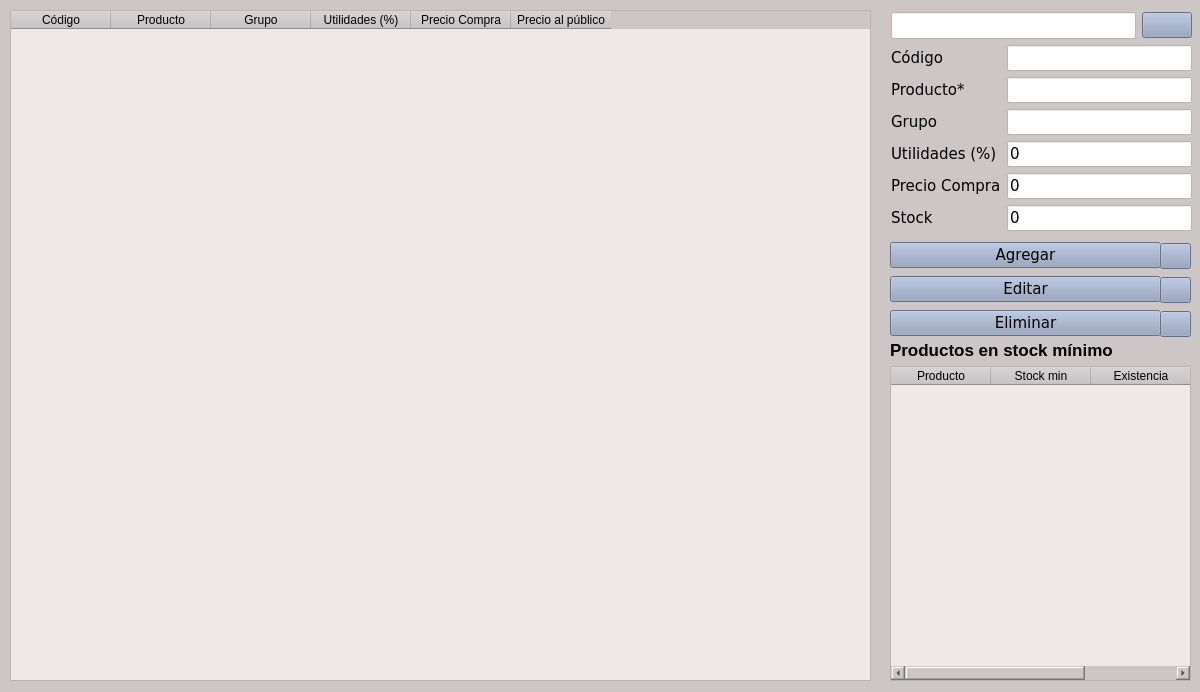
Before: the Qt Designer form productos.ui in jesusArteaga17/FerreteriaGuerreroPython, drawn with Qt 5.
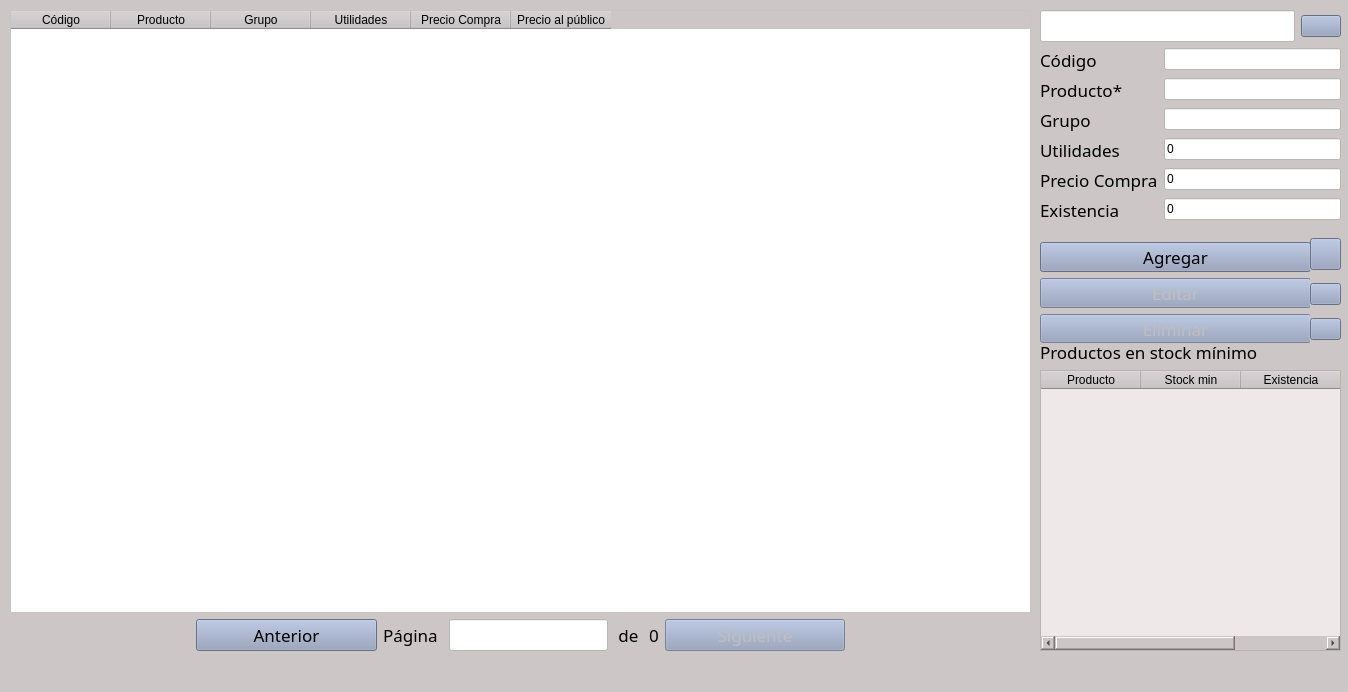
After: the same form once the commit is applied. Icons and pictures are not drawn.

The edit to the form file:
```diff
--- a/productos.ui
+++ b/productos.ui
@@ -1,21 +1,15 @@
 <?xml version="1.0" encoding="UTF-8"?>
 <ui version="4.0">
- <class>windowProductos</class>
- <widget class="QWidget" name="windowProductos">
+ <class>WindowProductos</class>
+ <widget class="QMainWindow" name="WindowProductos">
   <property name="geometry">
    <rect>
     <x>0</x>
     <y>0</y>
-    <width>1200</width>
+    <width>1348</width>
     <height>692</height>
    </rect>
   </property>
-  <property name="font">
-   <font>
-    <family>Verdana</family>
-    <pointsize>11</pointsize>
-   </font>
-  </property>
   <property name="windowTitle">
    <string>Productos</string>
   </property>
@@ -37,61 +31,14 @@
 	background-color:rgb(144, 156, 186)
 }</string>
   </property>
-  <widget class="QTableWidget" name="tablaproductos">
-   <property name="geometry">
-    <rect>
-     <x>10</x>
-     <y>10</y>
-     <width>861</width>
-     <height>671</height>
-    </rect>
-   </property>
-   <property name="font">
-    <font>
-     <pointsize>11</pointsize>
-    </font>
-   </property>
-   <property name="editTriggers">
-    <set>QAbstractItemView::NoEditTriggers</set>
-   </property>
-   <column>
-    <property name="text">
-     <string>Código</string>
-    </property>
-   </column>
-   <column>
-    <property name="text">
-     <string>Producto</string>
-    </property>
-   </column>
-   <column>
-    <property name="text">
-     <string>Grupo</string>
-    </property>
-   </column>
-   <column>
-    <property name="text">
-     <string>Utilidades (%)</string>
-    </property>
-   </column>
-   <column>
-    <property name="text">
-     <string>Precio Compra</string>
-    </property>
-   </column>
-   <column>
-    <property name="text">
-     <string>Precio al público</string>
-    </property>
-   </column>
-  </widget>
+  <widget class="QWidget" name="centralwidget">
   <widget class="QWidget" name="layoutWidget">
    <property name="geometry">
     <rect>
-     <x>890</x>
+      <x>1040</x>
      <y>340</y>
      <width>301</width>
-     <height>341</height>
+      <height>311</height>
     </rect>
    </property>
    <layout class="QVBoxLayout" name="verticalLayout">
@@ -99,9 +46,11 @@
      <widget class="QLabel" name="label_9">
       <property name="font">
        <font>
+         <family>Arial Unicode MS</family>
         <pointsize>13</pointsize>
-        <weight>75</weight>
-        <bold>true</bold>
+         <weight>9</weight>
+         <italic>false</italic>
+         <bold>false</bold>
        </font>
       </property>
       <property name="text">
@@ -111,6 +60,12 @@
     </item>
     <item>
      <widget class="QTableWidget" name="tablestockminimo">
+       <property name="sortingEnabled">
+        <bool>false</bool>
+       </property>
+       <attribute name="verticalHeaderVisible">
+        <bool>false</bool>
+       </attribute>
       <column>
        <property name="text">
         <string>Producto</string>
@@ -130,104 +85,11 @@
     </item>
    </layout>
   </widget>
-  <widget class="QWidget" name="layoutWidget">
+   <widget class="QWidget" name="layoutWidget_2">
    <property name="geometry">
     <rect>
-     <x>890</x>
-     <y>240</y>
-     <width>271</width>
-     <height>101</height>
-    </rect>
-   </property>
-   <layout class="QVBoxLayout" name="verticalLayout_2">
-    <item>
-     <widget class="QPushButton" name="botonagregar">
-      <property name="text">
-       <string>Agregar</string>
-      </property>
-      <property name="icon">
-       <iconset>
-        <normaloff>icons/plus_circle_new_create_icon_145948.png</normaloff>icons/plus_circle_new_create_icon_145948.png</iconset>
-      </property>
-     </widget>
-    </item>
-    <item>
-     <widget class="QPushButton" name="botoneditar">
-      <property name="text">
-       <string>Editar</string>
-      </property>
-      <property name="icon">
-       <iconset>
-        <normaloff>icons/pencil-striped-symbol-for-interface-edit-buttons_icon-icons.com_56782.png</normaloff>icons/pencil-striped-symbol-for-interface-edit-buttons_icon-icons.com_56782.png</iconset>
-      </property>
-     </widget>
-    </item>
-    <item>
-     <widget class="QPushButton" name="botoneliminar">
-      <property name="text">
-       <string>Eliminar</string>
-      </property>
-      <property name="icon">
-       <iconset>
-        <normaloff>icons/trash_remove_icon_145922.png</normaloff>icons/trash_remove_icon_145922.png</iconset>
-      </property>
-     </widget>
-    </item>
-   </layout>
-  </widget>
-  <widget class="QWidget" name="layoutWidget">
-   <property name="geometry">
-    <rect>
-     <x>1160</x>
-     <y>240</y>
-     <width>31</width>
-     <height>101</height>
-    </rect>
-   </property>
-   <layout class="QVBoxLayout" name="verticalLayout_4">
-    <property name="spacing">
-     <number>5</number>
-    </property>
-    <item>
-     <widget class="QPushButton" name="botonayudaadd">
-      <property name="text">
-       <string/>
-      </property>
-      <property name="icon">
-       <iconset>
-        <normaloff>icons/help_question_1566.png</normaloff>icons/help_question_1566.png</iconset>
-      </property>
-     </widget>
-    </item>
-    <item>
-     <widget class="QPushButton" name="botonayudaedit">
-      <property name="text">
-       <string/>
-      </property>
-      <property name="icon">
-       <iconset>
-        <normaloff>icons/help_question_1566.png</normaloff>icons/help_question_1566.png</iconset>
-      </property>
-     </widget>
-    </item>
-    <item>
-     <widget class="QPushButton" name="botonayudadelete">
-      <property name="text">
-       <string/>
-      </property>
-      <property name="icon">
-       <iconset>
-        <normaloff>icons/help_question_1566.png</normaloff>icons/help_question_1566.png</iconset>
-      </property>
-     </widget>
-    </item>
-   </layout>
-  </widget>
-  <widget class="QWidget" name="layoutWidget">
-   <property name="geometry">
-    <rect>
-     <x>891</x>
-     <y>12</y>
+      <x>1040</x>
+      <y>10</y>
      <width>301</width>
      <height>221</height>
     </rect>
@@ -239,7 +101,11 @@
        <widget class="QLineEdit" name="busqueda">
         <property name="font">
          <font>
-          <pointsize>12</pointsize>
+           <family>Arial Unicode MS</family>
+           <pointsize>13</pointsize>
+           <weight>9</weight>
+           <italic>false</italic>
+           <bold>false</bold>
          </font>
         </property>
         <property name="text">
@@ -264,6 +130,15 @@
      <layout class="QFormLayout" name="formLayout">
       <item row="0" column="0">
        <widget class="QLabel" name="label">
+         <property name="font">
+          <font>
+           <family>Arial Unicode MS</family>
+           <pointsize>13</pointsize>
+           <weight>9</weight>
+           <italic>false</italic>
+           <bold>false</bold>
+          </font>
+         </property>
         <property name="text">
          <string>Código</string>
         </property>
@@ -278,6 +153,15 @@
       </item>
       <item row="1" column="0">
        <widget class="QLabel" name="label_2">
+         <property name="font">
+          <font>
+           <family>Arial Unicode MS</family>
+           <pointsize>13</pointsize>
+           <weight>9</weight>
+           <italic>false</italic>
+           <bold>false</bold>
+          </font>
+         </property>
         <property name="text">
          <string>Producto*</string>
         </property>
@@ -292,6 +176,15 @@
       </item>
       <item row="2" column="0">
        <widget class="QLabel" name="label_3">
+         <property name="font">
+          <font>
+           <family>Arial Unicode MS</family>
+           <pointsize>13</pointsize>
+           <weight>9</weight>
+           <italic>false</italic>
+           <bold>false</bold>
+          </font>
+         </property>
         <property name="text">
          <string>Grupo</string>
         </property>
@@ -302,8 +195,17 @@
       </item>
       <item row="3" column="0">
        <widget class="QLabel" name="label_5">
+         <property name="font">
+          <font>
+           <family>Arial Unicode MS</family>
+           <pointsize>13</pointsize>
+           <weight>9</weight>
+           <italic>false</italic>
+           <bold>false</bold>
+          </font>
+         </property>
         <property name="text">
-         <string>Utilidades (%)</string>
+          <string>Utilidades </string>
         </property>
        </widget>
       </item>
@@ -316,6 +218,15 @@
       </item>
       <item row="4" column="0">
        <widget class="QLabel" name="label_6">
+         <property name="font">
+          <font>
+           <family>Arial Unicode MS</family>
+           <pointsize>13</pointsize>
+           <weight>9</weight>
+           <italic>false</italic>
+           <bold>false</bold>
+          </font>
+         </property>
         <property name="text">
          <string>Precio Compra</string>
         </property>
@@ -330,8 +241,17 @@
       </item>
       <item row="5" column="0">
        <widget class="QLabel" name="label_10">
+         <property name="font">
+          <font>
+           <family>Arial Unicode MS</family>
+           <pointsize>13</pointsize>
+           <weight>9</weight>
+           <italic>false</italic>
+           <bold>false</bold>
+          </font>
+         </property>
         <property name="text">
-         <string>Stock</string>
+          <string>Existencia</string>
         </property>
        </widget>
       </item>
@@ -346,30 +266,391 @@
     </item>
    </layout>
   </widget>
-  <zorder>layoutWidget</zorder>
-  <zorder>tablaproductos</zorder>
-  <zorder>layoutWidget</zorder>
-  <zorder>layoutWidget</zorder>
-  <zorder>layoutWidget</zorder>
- </widget>
- <tabstops>
-  <tabstop>busqueda</tabstop>
-  <tabstop>botonbuscar</tabstop>
-  <tabstop>codigo</tabstop>
-  <tabstop>producto</tabstop>
-  <tabstop>grupo</tabstop>
-  <tabstop>utilidades</tabstop>
-  <tabstop>preciocompra</tabstop>
-  <tabstop>stock</tabstop>
-  <tabstop>tablaproductos</tabstop>
-  <tabstop>botonagregar</tabstop>
-  <tabstop>botonayudaadd</tabstop>
-  <tabstop>botoneditar</tabstop>
-  <tabstop>botonayudaedit</tabstop>
-  <tabstop>botoneliminar</tabstop>
-  <tabstop>botonayudadelete</tabstop>
-  <tabstop>tablestockminimo</tabstop>
- </tabstops>
+   <widget class="QWidget" name="layoutWidget_3">
+    <property name="geometry">
+     <rect>
+      <x>1040</x>
+      <y>242</y>
+      <width>271</width>
+      <height>101</height>
+     </rect>
+    </property>
+    <layout class="QVBoxLayout" name="verticalLayout_2">
+     <item>
+      <widget class="QPushButton" name="botonagregar">
+       <property name="font">
+        <font>
+         <family>Arial Unicode MS</family>
+         <pointsize>13</pointsize>
+         <weight>9</weight>
+         <italic>false</italic>
+         <bold>false</bold>
+        </font>
+       </property>
+       <property name="text">
+        <string>Agregar</string>
+       </property>
+       <property name="icon">
+        <iconset>
+         <normaloff>icons/plus_circle_new_create_icon_145948.png</normaloff>icons/plus_circle_new_create_icon_145948.png</iconset>
+       </property>
+      </widget>
+     </item>
+     <item>
+      <widget class="QPushButton" name="botoneditar">
+       <property name="enabled">
+        <bool>false</bool>
+       </property>
+       <property name="font">
+        <font>
+         <family>Arial Unicode MS</family>
+         <pointsize>13</pointsize>
+         <weight>9</weight>
+         <italic>false</italic>
+         <bold>false</bold>
+        </font>
+       </property>
+       <property name="text">
+        <string>Editar</string>
+       </property>
+       <property name="icon">
+        <iconset>
+         <normaloff>icons/pencil-striped-symbol-for-interface-edit-buttons_icon-icons.com_56782.png</normaloff>icons/pencil-striped-symbol-for-interface-edit-buttons_icon-icons.com_56782.png</iconset>
+       </property>
+      </widget>
+     </item>
+     <item>
+      <widget class="QPushButton" name="botoneliminar">
+       <property name="enabled">
+        <bool>false</bool>
+       </property>
+       <property name="font">
+        <font>
+         <family>Arial Unicode MS</family>
+         <pointsize>13</pointsize>
+         <weight>9</weight>
+         <italic>false</italic>
+         <bold>false</bold>
+        </font>
+       </property>
+       <property name="text">
+        <string>Eliminar</string>
+       </property>
+       <property name="icon">
+        <iconset>
+         <normaloff>icons/trash_remove_icon_145922.png</normaloff>icons/trash_remove_icon_145922.png</iconset>
+       </property>
+      </widget>
+     </item>
+    </layout>
+   </widget>
+   <widget class="QWidget" name="layoutWidget_4">
+    <property name="geometry">
+     <rect>
+      <x>1310</x>
+      <y>230</y>
+      <width>31</width>
+      <height>121</height>
+     </rect>
+    </property>
+    <layout class="QVBoxLayout" name="verticalLayout_4">
+     <property name="spacing">
+      <number>5</number>
+     </property>
+     <item>
+      <widget class="QPushButton" name="botonayudaadd">
+       <property name="font">
+        <font>
+         <family>Arial Unicode MS</family>
+         <pointsize>13</pointsize>
+         <weight>9</weight>
+         <italic>false</italic>
+         <bold>false</bold>
+        </font>
+       </property>
+       <property name="text">
+        <string/>
+       </property>
+       <property name="icon">
+        <iconset>
+         <normaloff>icons/help_question_1566.png</normaloff>icons/help_question_1566.png</iconset>
+       </property>
+      </widget>
+     </item>
+     <item>
+      <widget class="QPushButton" name="botonayudaedit">
+       <property name="text">
+        <string/>
+       </property>
+       <property name="icon">
+        <iconset>
+         <normaloff>icons/help_question_1566.png</normaloff>icons/help_question_1566.png</iconset>
+       </property>
+      </widget>
+     </item>
+     <item>
+      <widget class="QPushButton" name="botonayudadelete">
+       <property name="text">
+        <string/>
+       </property>
+       <property name="icon">
+        <iconset>
+         <normaloff>icons/help_question_1566.png</normaloff>icons/help_question_1566.png</iconset>
+       </property>
+      </widget>
+     </item>
+    </layout>
+   </widget>
+   <widget class="QWidget" name="layoutWidget">
+    <property name="geometry">
+     <rect>
+      <x>10</x>
+      <y>10</y>
+      <width>1021</width>
+      <height>641</height>
+     </rect>
+    </property>
+    <layout class="QVBoxLayout" name="verticalLayout_5">
+     <item>
+      <widget class="QTableWidget" name="tablaproductos">
+       <property name="font">
+        <font>
+         <family>Arial Unicode MS</family>
+         <pointsize>13</pointsize>
+         <weight>9</weight>
+         <italic>false</italic>
+         <bold>false</bold>
+        </font>
+       </property>
+       <property name="styleSheet">
+        <string notr="true">QTableView,QListView::section {
+Background-color:rgb(255, 255, 255);
+}</string>
+       </property>
+       <property name="editTriggers">
+        <set>QAbstractItemView::NoEditTriggers</set>
+       </property>
+       <property name="alternatingRowColors">
+        <bool>true</bool>
+       </property>
+       <property name="showGrid">
+        <bool>true</bool>
+       </property>
+       <property name="sortingEnabled">
+        <bool>false</bool>
+       </property>
+       <attribute name="horizontalHeaderHighlightSections">
+        <bool>false</bool>
+       </attribute>
+       <attribute name="verticalHeaderCascadingSectionResizes">
+        <bool>true</bool>
+       </attribute>
+       <attribute name="verticalHeaderShowSortIndicator" stdset="0">
+        <bool>false</bool>
+       </attribute>
+       <attribute name="verticalHeaderStretchLastSection">
+        <bool>false</bool>
+       </attribute>
+       <column>
+        <property name="text">
+         <string>Código</string>
+        </property>
+       </column>
+       <column>
+        <property name="text">
+         <string>Producto</string>
+        </property>
+       </column>
+       <column>
+        <property name="text">
+         <string>Grupo</string>
+        </property>
+       </column>
+       <column>
+        <property name="text">
+         <string>Utilidades</string>
+        </property>
+       </column>
+       <column>
+        <property name="text">
+         <string>Precio Compra</string>
+        </property>
+       </column>
+       <column>
+        <property name="text">
+         <string>Precio al público</string>
+        </property>
+       </column>
+      </widget>
+     </item>
+     <item>
+      <layout class="QHBoxLayout" name="horizontalLayout_2">
+       <item>
+        <widget class="QLabel" name="label_8">
+         <property name="sizePolicy">
+          <sizepolicy hsizetype="Minimum" vsizetype="Preferred">
+           <horstretch>0</horstretch>
+           <verstretch>0</verstretch>
+          </sizepolicy>
+         </property>
+         <property name="text">
+          <string/>
+         </property>
+        </widget>
+       </item>
+       <item>
+        <widget class="QPushButton" name="anterior">
+         <property name="enabled">
+          <bool>true</bool>
+         </property>
+         <property name="font">
+          <font>
+           <family>Arial Unicode MS</family>
+           <pointsize>13</pointsize>
+           <weight>9</weight>
+           <italic>false</italic>
+           <bold>false</bold>
+          </font>
+         </property>
+         <property name="text">
+          <string>Anterior</string>
+         </property>
+        </widget>
+       </item>
+       <item>
+        <widget class="QLabel" name="label_4">
+         <property name="sizePolicy">
+          <sizepolicy hsizetype="Maximum" vsizetype="Preferred">
+           <horstretch>0</horstretch>
+           <verstretch>0</verstretch>
+          </sizepolicy>
+         </property>
+         <property name="font">
+          <font>
+           <family>Arial Unicode MS</family>
+           <pointsize>13</pointsize>
+           <weight>9</weight>
+           <italic>false</italic>
+           <bold>false</bold>
+          </font>
+         </property>
+         <property name="text">
+          <string>Página </string>
+         </property>
+        </widget>
+       </item>
+       <item>
+        <widget class="QLineEdit" name="pagina">
+         <property name="sizePolicy">
+          <sizepolicy hsizetype="Maximum" vsizetype="Fixed">
+           <horstretch>0</horstretch>
+           <verstretch>0</verstretch>
+          </sizepolicy>
+         </property>
+         <property name="font">
+          <font>
+           <family>Arial Unicode MS</family>
+           <pointsize>13</pointsize>
+           <weight>9</weight>
+           <italic>false</italic>
+           <bold>false</bold>
+          </font>
+         </property>
+        </widget>
+       </item>
+       <item>
+        <widget class="QLabel" name="label_7">
+         <property name="sizePolicy">
+          <sizepolicy hsizetype="Maximum" vsizetype="Preferred">
+           <horstretch>0</horstretch>
+           <verstretch>0</verstretch>
+          </sizepolicy>
+         </property>
+         <property name="font">
+          <font>
+           <family>Arial Unicode MS</family>
+           <pointsize>13</pointsize>
+           <weight>9</weight>
+           <italic>false</italic>
+           <bold>false</bold>
+          </font>
+         </property>
+         <property name="text">
+          <string> de </string>
+         </property>
+        </widget>
+       </item>
+       <item>
+        <widget class="QLabel" name="total_paginas">
+         <property name="sizePolicy">
+          <sizepolicy hsizetype="Maximum" vsizetype="Preferred">
+           <horstretch>0</horstretch>
+           <verstretch>0</verstretch>
+          </sizepolicy>
+         </property>
+         <property name="font">
+          <font>
+           <family>Arial Unicode MS</family>
+           <pointsize>13</pointsize>
+           <weight>9</weight>
+           <italic>false</italic>
+           <bold>false</bold>
+          </font>
+         </property>
+         <property name="text">
+          <string>0</string>
+         </property>
+        </widget>
+       </item>
+       <item>
+        <widget class="QPushButton" name="siguiente">
+         <property name="enabled">
+          <bool>false</bool>
+         </property>
+         <property name="font">
+          <font>
+           <family>Arial Unicode MS</family>
+           <pointsize>13</pointsize>
+           <weight>9</weight>
+           <italic>false</italic>
+           <bold>false</bold>
+          </font>
+         </property>
+         <property name="text">
+          <string>Siguiente</string>
+         </property>
+        </widget>
+       </item>
+       <item>
+        <widget class="QLabel" name="label_11">
+         <property name="sizePolicy">
+          <sizepolicy hsizetype="Minimum" vsizetype="Preferred">
+           <horstretch>0</horstretch>
+           <verstretch>0</verstretch>
+          </sizepolicy>
+         </property>
+         <property name="text">
+          <string/>
+         </property>
+        </widget>
+       </item>
+      </layout>
+     </item>
+    </layout>
+   </widget>
+  </widget>
+  <widget class="QMenuBar" name="menubar">
+   <property name="geometry">
+    <rect>
+     <x>0</x>
+     <y>0</y>
+     <width>1348</width>
+     <height>29</height>
+    </rect>
+   </property>
+  </widget>
+  <widget class="QStatusBar" name="statusbar"/>
+ </widget>
  <resources/>
  <connections/>
 </ui>
```
Left out of the diff: 3 changed lines with no effect on the pictures. Lines whose indentation alone changed are shown as unchanged.
